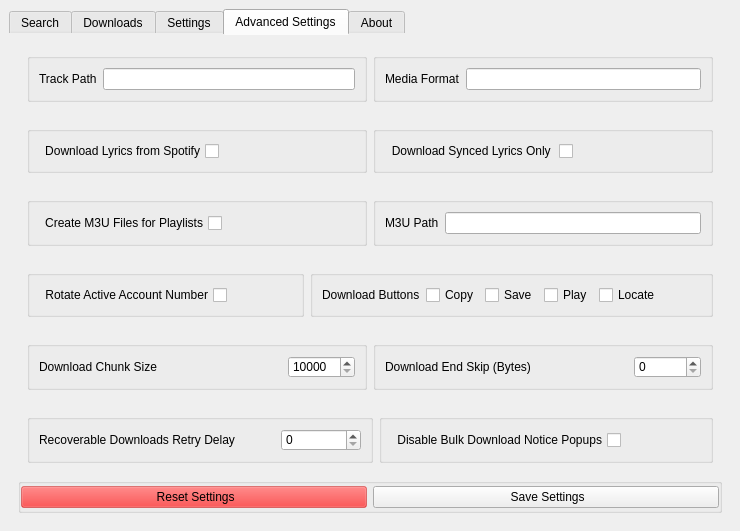
First picture: the form in src/onthespot/gui/qtui/main.ui, repository moddroid94/onthespot, before the edit.
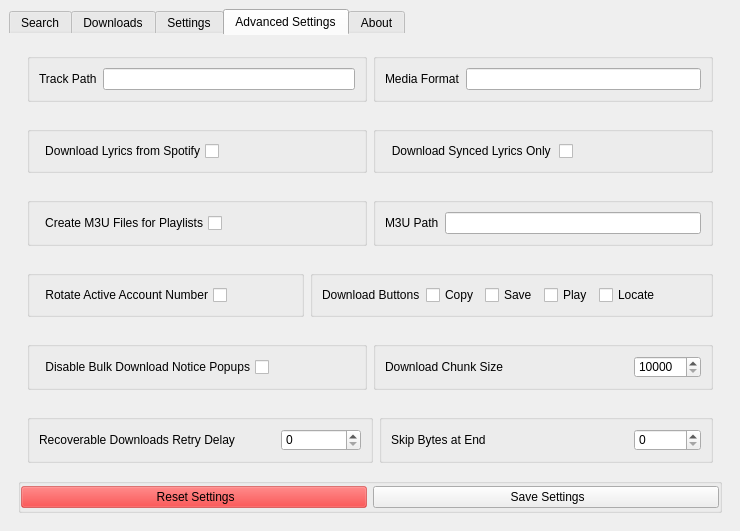
Second picture: the form after the edit. The open tabs and pages were chosen to show the change. Icons and pictures are not drawn.

Commit message: Fix Portuguese Translation 4

The edit to the form file:
```diff
--- a/src/onthespot/gui/qtui/main.ui
+++ b/src/onthespot/gui/qtui/main.ui
@@ -1375,6 +1375,38 @@
               <bool>true</bool>
              </property>
              <layout class="QHBoxLayout" name="horizontalLayout_32">
+              <item>
+               <widget class="QGroupBox" name="groupBox_18">
+                <property name="title">
+                 <string/>
+                </property>
+                <layout class="QHBoxLayout" name="horizontalLayout_20">
+                 <item>
+                  <widget class="QCheckBox" name="inp_disable_bulk_popup">
+                   <property name="layoutDirection">
+                    <enum>Qt::RightToLeft</enum>
+                   </property>
+                   <property name="text">
+                    <string>Disable Bulk Download Notice Popups</string>
+                   </property>
+                  </widget>
+                 </item>
+                 <item>
+                  <spacer name="horizontalSpacer_3">
+                   <property name="orientation">
+                    <enum>Qt::Horizontal</enum>
+                   </property>
+                   <property name="sizeHint" stdset="0">
+                    <size>
+                     <width>40</width>
+                     <height>20</height>
+                    </size>
+                   </property>
+                  </spacer>
+                 </item>
+                </layout>
+               </widget>
+              </item>
               <item>
                <widget class="QGroupBox" name="groupBox_8">
                 <property name="title">
@@ -1423,48 +1455,6 @@
                 </layout>
                </widget>
               </item>
-              <item>
-               <widget class="QGroupBox" name="groupBox_23">
-                <property name="title">
-                 <string/>
-                </property>
-                <layout class="QHBoxLayout" name="horizontalLayout_23">
-                 <item>
-                  <widget class="QLabel" name="lb_dl_endskip">
-                   <property name="text">
-                    <string>Download End Skip (Bytes)</string>
-                   </property>
-                  </widget>
-                 </item>
-                 <item>
-                  <spacer name="horizontalSpacer_15">
-                   <property name="orientation">
-                    <enum>Qt::Horizontal</enum>
-                   </property>
-                   <property name="sizeHint" stdset="0">
-                    <size>
-                     <width>40</width>
-                     <height>20</height>
-                    </size>
-                   </property>
-                  </spacer>
-                 </item>
-                 <item>
-                  <widget class="QSpinBox" name="inp_dl_endskip">
-                   <property name="minimumSize">
-                    <size>
-                     <width>0</width>
-                     <height>0</height>
-                    </size>
-                   </property>
-                   <property name="maximum">
-                    <number>999999999</number>
-                   </property>
-                  </widget>
-                 </item>
-                </layout>
-               </widget>
-              </item>
              </layout>
             </widget>
            </item>
@@ -1523,23 +1513,20 @@
                </widget>
               </item>
               <item>
-               <widget class="QGroupBox" name="groupBox_18">
+               <widget class="QGroupBox" name="groupBox_23">
                 <property name="title">
                  <string/>
                 </property>
-                <layout class="QHBoxLayout" name="horizontalLayout_20">
+                <layout class="QHBoxLayout" name="horizontalLayout_23">
                  <item>
-                  <widget class="QCheckBox" name="inp_disable_bulk_popup">
-                   <property name="layoutDirection">
-                    <enum>Qt::RightToLeft</enum>
-                   </property>
+                  <widget class="QLabel" name="lb_dl_endskip">
                    <property name="text">
-                    <string>Disable Bulk Download Notice Popups</string>
+                    <string>Skip Bytes at End</string>
                    </property>
                   </widget>
                  </item>
                  <item>
-                  <spacer name="horizontalSpacer_3">
+                  <spacer name="horizontalSpacer_15">
                    <property name="orientation">
                     <enum>Qt::Horizontal</enum>
                    </property>
@@ -1551,6 +1538,19 @@
                    </property>
                   </spacer>
                  </item>
+                 <item>
+                  <widget class="QSpinBox" name="inp_dl_endskip">
+                   <property name="minimumSize">
+                    <size>
+                     <width>0</width>
+                     <height>0</height>
+                    </size>
+                   </property>
+                   <property name="maximum">
+                    <number>999999999</number>
+                   </property>
+                  </widget>
+                 </item>
                 </layout>
                </widget>
               </item>
```
The commit also changes 2 other files.
